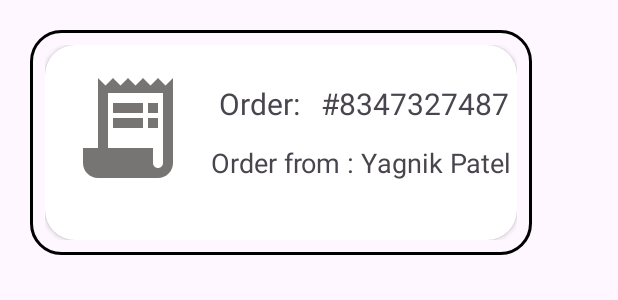
After one commit to vishrant21/SSB, an Android app: the layout order_item.xml on its own in the app's theme, with its tools: preview values and no code run, on a phone screen of 412 x 824 dp. The commit adds this screen. Shown: the top 300 px of the screen. Run offline under Robolectric (Android 15) with nearby library versions, the phone set to English and light mode, and no system bars.

Commit message:
updated on 28nd november 2023

```diff
--- a/app/src/main/java/com/example/loginanimation/LoginActivity.java
+++ b/app/src/main/java/com/example/loginanimation/LoginActivity.java
@@ -184,13 +184,13 @@ public class LoginActivity extends AppCompatActivity {
                 storedEmail = (ArrayList<String>) snapshot.child("Email").getValue();
                 storedPass = (ArrayList<String>) snapshot.child("Password").getValue();
 
-                Toast.makeText(LoginActivity.this, ""+storedEmail.get(storedEmail.size()-2), Toast.LENGTH_SHORT).show();
+
 
 
                 if (storedEmail.contains(enteredUsername))
                 {
-                    int x =storedEmail.indexOf(enteredUsername);
-                    if(enteredPassword.equals(storedPass.get(x)))
+                    int x = storedEmail.indexOf(enteredUsername);
+                    if (enteredPassword.equals(storedPass.get(x)))
                     {
                         animationView.setVisibility(View.VISIBLE);
                         animationView.playAnimation();
--- a/app/src/main/java/com/example/loginanimation/RecieptActivity.java
+++ b/app/src/main/java/com/example/loginanimation/RecieptActivity.java
@@ -26,7 +26,7 @@ public class RecieptActivity extends AppCompatActivity {
     Intent intent;
     ListView listView;
     String list[];
-    String emailOrder;
+    int emailOrder;
     TextView txtOrderNum;
     DatabaseReference myRef;
     int index =0;
@@ -88,9 +88,9 @@ public class RecieptActivity extends AppCompatActivity {
 
         SharedPreferences sharedPreferences = getSharedPreferences("MyPrefs", MODE_PRIVATE);
 
-        emailOrder = sharedPreferences.getString("CurrentUser","Nobody");
+        emailOrder = sharedPreferences.getInt("Index",0);
 
-        myRef = database.getReference().child("Orders").child(""+orderId);
+        myRef = database.getReference().child("Orders").child(emailOrder+""+orderId);
         myRef.setValue(Arrays.asList(list));
 
 
--- /dev/null
+++ b/app/src/main/res/drawable/order.xml
@@ -0,0 +1,10 @@
+<vector android:alpha="0.85" android:autoMirrored="true"
+    android:height="24dp" android:tint="#5F5B5B"
+    android:viewportHeight="24" android:viewportWidth="24"
+    android:width="24dp" xmlns:android="http://schemas.android.com/apk/res/android">
+    <path android:fillColor="@android:color/white" android:pathData="M19.5,3.5L18,2l-1.5,1.5L15,2l-1.5,1.5L12,2l-1.5,1.5L9,2L7.5,3.5L6,2v14H3v3c0,1.66 1.34,3 3,3h12c1.66,0 3,-1.34 3,-3V2L19.5,3.5zM19,19c0,0.55 -0.45,1 -1,1s-1,-0.45 -1,-1v-3H8V5h11V19z"/>
+    <path android:fillColor="@android:color/white" android:pathData="M9,7h6v2h-6z"/>
+    <path android:fillColor="@android:color/white" android:pathData="M16,7h2v2h-2z"/>
+    <path android:fillColor="@android:color/white" android:pathData="M9,10h6v2h-6z"/>
+    <path android:fillColor="@android:color/white" android:pathData="M16,10h2v2h-2z"/>
+</vector>
--- /dev/null
+++ b/app/src/main/res/layout/order_item.xml
@@ -0,0 +1,49 @@
+<?xml version="1.0" encoding="utf-8"?>
+<LinearLayout xmlns:android="http://schemas.android.com/apk/res/android"
+    android:layout_width="wrap_content"
+    xmlns:app="http://schemas.android.com/apk/res-auto"
+    android:layout_margin="20dp"
+    android:orientation="horizontal"
+    android:background="@drawable/solid_border"
+    android:padding="10dp"
+    android:layout_height="150dp">
+
+    <androidx.cardview.widget.CardView
+        android:layout_width="match_parent"
+        android:layout_height="match_parent"
+        app:cardCornerRadius="20dp"
+        android:elevation="50dp">
+        <LinearLayout
+            android:layout_width="wrap_content"
+
+            android:layout_height="wrap_content"
+            >
+    <ImageView
+        android:layout_width="80dp"
+        android:layout_margin="15dp"
+        android:layout_gravity="center"
+        android:src="@drawable/order"
+        android:layout_height="80dp"/>
+    <LinearLayout
+        android:layout_width="wrap_content"
+        android:orientation="vertical"
+        android:layout_gravity="center"
+        android:layout_height="wrap_content">
+    <TextView
+        android:layout_width="match_parent"
+        android:layout_height="wrap_content"
+        android:textSize="20dp"
+        android:id="@+id/txtOrderNum"
+        android:layout_margin="5dp"
+        android:text="Order:   #8347327487"/>
+        <TextView
+            android:layout_width="match_parent"
+            android:layout_height="wrap_content"
+            android:textSize="18dp"
+            android:layout_marginTop="8dp"
+            android:id="@+id/txtFrom"
+            android:text="Order from : Yagnik Patel"/>
+    </LinearLayout>
+        </LinearLayout>
+    </androidx.cardview.widget.CardView>
+</LinearLayout>
```
Also changed, not shown: app/src/main/java/com/example/loginanimation/MenuActivity.java (+28 -5 lines), app/src/main/java/com/example/loginanimation/NewOrderActivity.java (+79 -0 lines), app/src/main/java/com/example/loginanimation/NewOrderAdapter.java (added, +68 -0 lines), app/src/main/res/layout/activity_menu.xml (+10 -1 lines), app/src/main/res/layout/activity_new_order.xml (+9 -2 lines).
